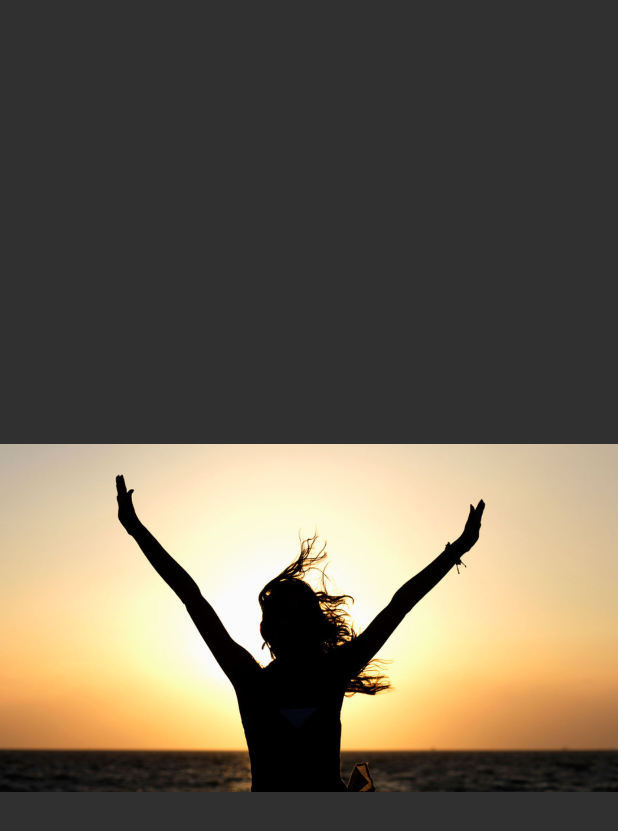
After one commit to denyskoech/Moments, an Android app: the layout f1revived.xml on its own in the app's theme, with its tools: preview values and no code run, on a phone screen of 412 x 824 dp. The commit adds this screen. Shown: the top 831 px of the screen. Run offline under Robolectric (Android 15) with nearby library versions, the phone set to English and light mode, and no system bars.

Commit message:
Debugging mode

```diff
--- a/app/build.gradle
+++ b/app/build.gradle
@@ -23,4 +23,5 @@ dependencies {
     compile fileTree(dir: 'libs', include: ['*.jar'])
     testCompile 'junit:junit:4.12'
     compile 'com.android.support:appcompat-v7:23.2.1'
+    compile 'com.github.paolorotolo:appintro:3.4.0'
 }
--- a/app/src/main/AndroidManifest.xml
+++ b/app/src/main/AndroidManifest.xml
@@ -19,6 +19,9 @@
             </intent-filter>
         </activity>
 
+        <activity android:name="com.example.denys.camk.MyIntro"
+            android:label="@string/app_intro" />
+
         <activity android:name=".MainActivity">
             <intent-filter>
                 <action android:name="android.intent.action.MAIN" />
@@ -28,4 +31,5 @@
         </activity>
     </application>
 
+
 </manifest>
--- a/app/src/main/res/drawable/background_splash.xml
+++ b/app/src/main/res/drawable/background_splash.xml
@@ -7,7 +7,7 @@
     <item>
         <bitmap
             android:gravity="center"
-            android:src="@mipmap/ic_launcher"/>
+            android:src="@drawable/splash"/>
     </item>
 
 </layer-list>
--- /dev/null
+++ b/app/src/main/res/drawable/f1.xml
@@ -0,0 +1,4 @@
+<?xml version="1.0" encoding="utf-8"?>
+<selector xmlns:android="http://schemas.android.com/apk/res/android">
+
+</selector>
--- /dev/null
+++ b/app/src/main/res/layout/f1revived.xml
@@ -0,0 +1,15 @@
+<?xml version="1.0" encoding="utf-8"?>
+<RelativeLayout xmlns:android="http://schemas.android.com/apk/res/android"
+    android:orientation="vertical" android:layout_width="match_parent"
+    android:layout_height="match_parent"
+    android:weightSum="1">
+
+    <ImageView
+        android:layout_width="wrap_content"
+        android:layout_height="match_parent"
+        android:id="@+id/imageView"
+        android:src="@drawable/f1"
+        android:layout_centerVertical="true"
+        android:layout_alignParentLeft="true"
+        android:layout_alignParentStart="true" />
+</RelativeLayout>
--- /dev/null
+++ b/app/src/main/res/layout/f4.xml
@@ -0,0 +1,6 @@
+<?xml version="1.0" encoding="utf-8"?>
+<LinearLayout xmlns:android="http://schemas.android.com/apk/res/android"
+    android:orientation="vertical" android:layout_width="match_parent"
+    android:layout_height="match_parent">
+
+</LinearLayout>
--- a/app/src/main/res/values/strings.xml
+++ b/app/src/main/res/values/strings.xml
@@ -1,3 +1,4 @@
 <resources>
     <string name="app_name">CamK</string>
+    <string name="app_intro">app_intro</string>
 </resources>
--- a/app/src/main/res/values/styles.xml
+++ b/app/src/main/res/values/styles.xml
@@ -1,7 +1,7 @@
 <resources>
 
     <!-- Base application theme. -->
-    <style name="AppTheme" parent="Theme.AppCompat.Light.DarkActionBar">
+    <style name="AppTheme" parent="Theme.AppCompat.NoActionBar">
         <!-- Customize your theme here. -->
         <item name="colorPrimary">@color/colorPrimary</item>
         <item name="colorPrimaryDark">@color/colorPrimaryDark</item>
@@ -9,9 +9,9 @@
     </style>
 
     <!-- Base application theme. -->
-    <style name="AppTheme" parent="Theme.AppCompat.Light.DarkActionBar">
-        <!-- Customize your theme here. -->
-    </style>
+    <!--<style name="AppTheme" parent="Theme.AppCompat.Light.DarkActionBar">-->
+        <!--&lt;!&ndash; Customize your theme here. &ndash;&gt;-->
+    <!--</style>-->
 
     <style name="SplashTheme" parent="Theme.AppCompat.NoActionBar">
         <item name="android:windowBackground">@drawable/background_splash</item>
--- a/build.gradle
+++ b/build.gradle
@@ -3,9 +3,11 @@
 buildscript {
     repositories {
         jcenter()
+        mavenCentral()
     }
     dependencies {
         classpath 'com.android.tools.build:gradle:1.5.0'
+
 
         // NOTE: Do not place your application dependencies here; they belong
         // in the individual module build.gradle files
```
Also changed, not shown: app/src/main/java/com/example/denys/camk/MyIntro.java (added, +64 -0 lines), app/src/main/java/com/example/denys/camk/SampleSlide.java (added, +45 -0 lines), app/src/main/res/layout/f2.xml (added, +13 -0 lines), app/src/main/res/layout/f3.xml (added, +13 -0 lines), app/src/main/res/drawable/f1.jpg (added), app/src/main/res/drawable/f2.jpg (added), app/src/main/res/drawable/f3.jpg (added), app/src/main/res/drawable/f4.jpg (added), app/src/main/res/drawable/group.jpg (deleted), app/src/main/res/drawable/splash.jpg (added).
